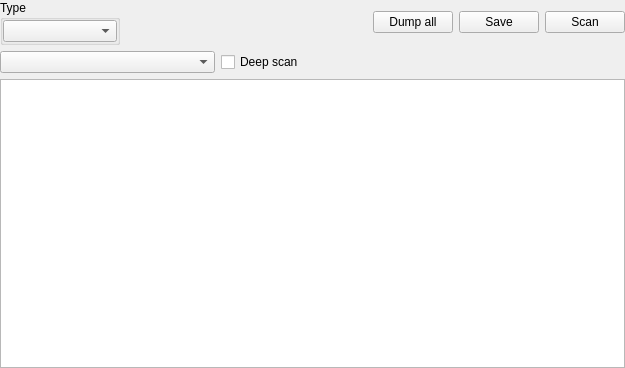
Old version of the form xextractorwidget.ui in the repository horsicq/XExtractorWidget.
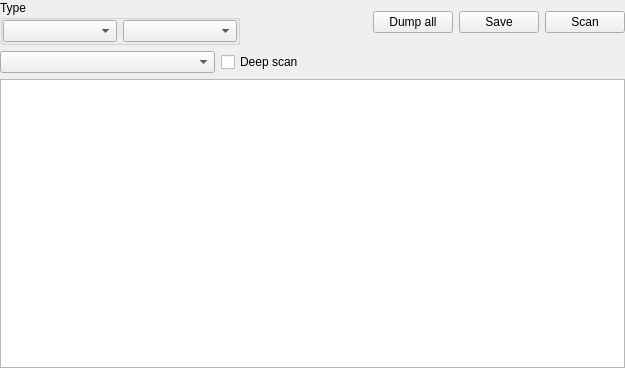
New version of the form. Custom widgets are drawn as their Qt base class.

```diff
--- a/xextractorwidget.ui
+++ b/xextractorwidget.ui
@@ -32,14 +32,14 @@
       <widget class="QGroupBox" name="groupBoxType">
        <property name="minimumSize">
         <size>
-         <width>120</width>
+         <width>240</width>
          <height>0</height>
         </size>
        </property>
        <property name="title">
         <string>Type</string>
        </property>
-       <layout class="QVBoxLayout" name="verticalLayout">
+       <layout class="QHBoxLayout" name="horizontalLayout_3">
         <property name="leftMargin">
          <number>0</number>
         </property>
@@ -55,6 +55,9 @@
         <item>
          <widget class="QComboBox" name="comboBoxType"/>
         </item>
+        <item>
+         <widget class="QComboBox" name="comboBoxMapMode"/>
+        </item>
        </layout>
       </widget>
      </item>
```
